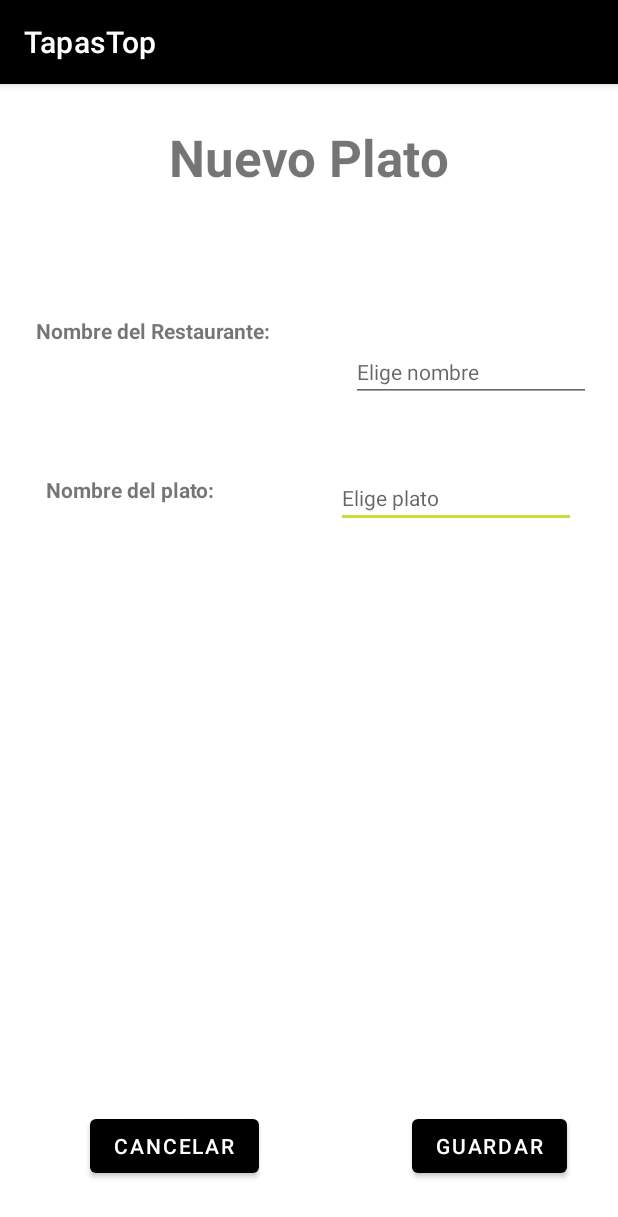
After one commit to isotupa/TapasTop, an Android app: the NuevoPlatoActivity screen opened directly, with no data from a screen before it, on a phone screen of 412 x 824 dp. The commit adds this screen. Shown: the top 1217 px of the screen. Run offline under Robolectric (Android 15) with nearby library versions, the phone set to English and light mode, and no system bars.

Commit message:
Más cosas

```diff
--- a/app/src/main/java/com/example/tapastop/EditarPerfilActivity.java
+++ b/app/src/main/java/com/example/tapastop/EditarPerfilActivity.java
@@ -70,6 +70,10 @@ public class EditarPerfilActivity extends AppCompatActivity {
                 c.activo.setUbi(ubi.getText().toString());
                 c.activo.setBio(bio.getText().toString());
 
+                //c.crearCuenta2(c.activo);
+
+                //c.activo = c.getUsuario(username.getText().toString());
+
                 Intent intent = new Intent(EditarPerfilActivity.this, MainActivity2.class);
                 startActivity(intent);
             }
--- /dev/null
+++ b/app/src/main/java/com/example/tapastop/NuevoPlatoActivity.java
@@ -0,0 +1,57 @@
+package com.example.tapastop;
+
+import androidx.appcompat.app.AppCompatActivity;
+
+import android.content.Intent;
+import android.os.Bundle;
+import android.view.View;
+import android.widget.Button;
+import android.widget.EditText;
+
+import com.example.tapastop.Entidades.Plato_comida;
+import com.example.tapastop.backend.sqlte.Controlador;
+
+public class NuevoPlatoActivity extends AppCompatActivity {
+
+    EditText restaurante;
+    EditText nombre;
+
+    Button guardar;
+    Button cancelar;
+
+    static int x = 0;
+
+    @Override
+    protected void onCreate(Bundle savedInstanceState) {
+        super.onCreate(savedInstanceState);
+        setContentView(R.layout.activity_nuevo_plato);
+
+        restaurante = findViewById(R.id.restauranteNRTxtEdit);
+        nombre = findViewById(R.id.direccionNRTxtEdit2);
+
+        guardar = findViewById(R.id.button2);
+        cancelar = findViewById(R.id.button3);
+
+        Controlador c = new Controlador(this.findViewById(android.R.id.content).getRootView().getContext());
+
+        guardar.setOnClickListener(new View.OnClickListener() {
+            @Override
+            public void onClick(View view) {
+                Plato_comida plato = new Plato_comida(x++, nombre.getText().toString(), "India", "india", "curry", "Raja Majal");
+                c.crearPlatoComida(plato);
+                Intent intent = new Intent(NuevoPlatoActivity.this, MainActivity2.class);
+                startActivity(intent);
+            }
+        });
+
+        cancelar.setOnClickListener(new View.OnClickListener() {
+            @Override
+            public void onClick(View view) {
+                Intent intent = new Intent(NuevoPlatoActivity.this, MainActivity2.class);
+                startActivity(intent);
+            }
+        });
+
+
+    }
+}
--- a/app/src/main/java/com/example/tapastop/backend/sqlte/Controlador.java
+++ b/app/src/main/java/com/example/tapastop/backend/sqlte/Controlador.java
@@ -15,17 +15,14 @@ import java.util.List;
 public class Controlador {
     private Modelo modelo;
     public static Usuario activo;
+    public static Restaurante resActual;
 
     public Controlador(Context c){
         this.modelo = new Modelo(c);
     }
 
     public boolean crearCuenta(Usuario usuario){
-        //Controlador comprueba Pre condicion mayoria de edad
-        if(Integer.parseInt(usuario.getEdad())>=18){
-            //llamamos a modelo
-            modelo.crearCuenta(usuario);
-        }
+        modelo.crearCuenta(usuario);
         return true;
     }
     public boolean crearCuenta2(Usuario usuario){
--- a/app/src/main/res/layout/activity_list_item_degustaciones.xml
+++ b/app/src/main/res/layout/activity_list_item_degustaciones.xml
@@ -56,6 +56,7 @@
         android:text="en"
         android:textColor="@color/black"
         android:textSize="15sp"
+        android:visibility="invisible"
         app:layout_constraintBottom_toBottomOf="parent"
         app:layout_constraintEnd_toEndOf="parent"
         app:layout_constraintHorizontal_bias="0.075"
@@ -71,6 +72,7 @@
         android:textColor="@color/black"
         android:textSize="15sp"
         android:textStyle="bold"
+        android:visibility="invisible"
         app:layout_constraintBottom_toBottomOf="parent"
         app:layout_constraintEnd_toEndOf="parent"
         app:layout_constraintHorizontal_bias="0.2"
--- /dev/null
+++ b/app/src/main/res/layout/activity_nuevo_plato.xml
@@ -0,0 +1,105 @@
+<?xml version="1.0" encoding="utf-8"?>
+<androidx.constraintlayout.widget.ConstraintLayout xmlns:android="http://schemas.android.com/apk/res/android"
+    xmlns:app="http://schemas.android.com/apk/res-auto"
+    xmlns:tools="http://schemas.android.com/tools"
+    android:layout_width="match_parent"
+    android:layout_height="match_parent"
+    tools:context=".NuevoPlatoActivity">
+
+    <EditText
+        android:id="@+id/direccionNRTxtEdit2"
+        android:layout_width="wrap_content"
+        android:layout_height="wrap_content"
+        android:layout_marginBottom="472dp"
+        android:ems="10"
+        android:hint="Elige plato"
+        android:inputType="textPersonName"
+        android:textSize="14sp"
+        app:layout_constraintBottom_toBottomOf="parent"
+        app:layout_constraintEnd_toEndOf="parent"
+        app:layout_constraintHorizontal_bias="0.74"
+        app:layout_constraintStart_toEndOf="@+id/textView19"
+        app:layout_constraintTop_toBottomOf="@+id/textView2"
+        app:layout_constraintVertical_bias="0.211" />
+
+    <TextView
+        android:id="@+id/textView18"
+        android:layout_width="wrap_content"
+        android:layout_height="wrap_content"
+        android:text="Nombre del Restaurante:"
+        android:textStyle="bold"
+        app:layout_constraintBottom_toTopOf="@+id/textView19"
+        app:layout_constraintEnd_toEndOf="parent"
+        app:layout_constraintHorizontal_bias="0.095"
+        app:layout_constraintStart_toStartOf="parent"
+        app:layout_constraintTop_toBottomOf="@+id/textView15"
+        app:layout_constraintVertical_bias="0.4" />
+
+    <TextView
+        android:id="@+id/textView19"
+        android:layout_width="wrap_content"
+        android:layout_height="wrap_content"
+        android:layout_marginBottom="488dp"
+        android:text="Nombre del plato:"
+        android:textStyle="bold"
+        app:layout_constraintBottom_toBottomOf="parent"
+        app:layout_constraintEnd_toEndOf="parent"
+        app:layout_constraintHorizontal_bias="0.103"
+        app:layout_constraintStart_toStartOf="parent"
+        app:layout_constraintTop_toBottomOf="@+id/restauranteNRTxtEdit"
+        app:layout_constraintVertical_bias="1.0" />
+
+    <EditText
+        android:id="@+id/restauranteNRTxtEdit"
+        android:layout_width="wrap_content"
+        android:layout_height="wrap_content"
+        android:layout_marginBottom="44dp"
+        android:ems="10"
+        android:hint="Elige nombre"
+        android:inputType="textPersonName"
+        android:textSize="14sp"
+        app:layout_constraintBottom_toTopOf="@+id/direccionNRTxtEdit2"
+        app:layout_constraintEnd_toEndOf="parent"
+        app:layout_constraintHorizontal_bias="0.75"
+        app:layout_constraintStart_toEndOf="@+id/textView18"
+        app:layout_constraintTop_toBottomOf="@+id/textView15"
+        app:layout_constraintVertical_bias="1.0" />
+
+    <TextView
+        android:id="@+id/textView15"
+        android:layout_width="320dp"
+        android:layout_height="71dp"
+        android:text="Nuevo Plato"
+        android:textAlignment="center"
+        android:textSize="34sp"
+        android:textStyle="bold"
+        app:layout_constraintBottom_toBottomOf="parent"
+        app:layout_constraintEnd_toEndOf="parent"
+        app:layout_constraintHorizontal_bias="0.494"
+        app:layout_constraintStart_toStartOf="parent"
+        app:layout_constraintTop_toTopOf="parent"
+        app:layout_constraintVertical_bias="0.037" />
+
+    <Button
+        android:id="@+id/button2"
+        android:layout_width="wrap_content"
+        android:layout_height="wrap_content"
+        android:text="Guardar"
+        app:layout_constraintBottom_toBottomOf="parent"
+        app:layout_constraintEnd_toEndOf="parent"
+        app:layout_constraintHorizontal_bias="0.748"
+        app:layout_constraintStart_toEndOf="@+id/button3"
+        app:layout_constraintTop_toBottomOf="@+id/direccionNRTxtEdit2"
+        app:layout_constraintVertical_bias="0.915" />
+
+    <Button
+        android:id="@+id/button3"
+        android:layout_width="wrap_content"
+        android:layout_height="wrap_content"
+        android:layout_marginStart="60dp"
+        android:text="Cancelar"
+        app:layout_constraintBottom_toBottomOf="parent"
+        app:layout_constraintStart_toStartOf="parent"
+        app:layout_constraintTop_toBottomOf="@+id/textView19"
+        app:layout_constraintVertical_bias="0.918" />
+</androidx.constraintlayout.widget.ConstraintLayout>
```
Also changed, not shown: app/src/main/AndroidManifest.xml (+28 -13 lines), app/src/main/java/com/example/tapastop/LoginActivity.java (+22 -0 lines), app/src/main/java/com/example/tapastop/NuevaDegustacionActivity.java (+22 -7 lines), app/src/main/java/com/example/tapastop/backend/adapters/DegustacionAdapter.java (+12 -3 lines), app/src/main/java/com/example/tapastop/backend/adapters/PlatoAdapter.java (added, +54 -0 lines), app/src/main/java/com/example/tapastop/backend/sqlte/Modelo.java (+4 -4 lines), app/src/main/java/com/example/tapastop/crearCuenta.java (+21 -6 lines), app/src/main/java/com/example/tapastop/list_item_plato.java (added, +14 -0 lines), app/src/main/java/com/example/tapastop/nuevoRestauranteActivity.java (+13 -0 lines), app/src/main/res/layout/activity_crear_cuenta.xml (+11 -26 lines), app/src/main/res/layout/activity_list_item_plato.xml (added, +38 -0 lines), app/src/main/res/layout/activity_nueva_degustacion.xml (+14 -15 lines), app/src/main/res/layout/activity_nuevo_restaurante.xml (+22 -4 lines).
